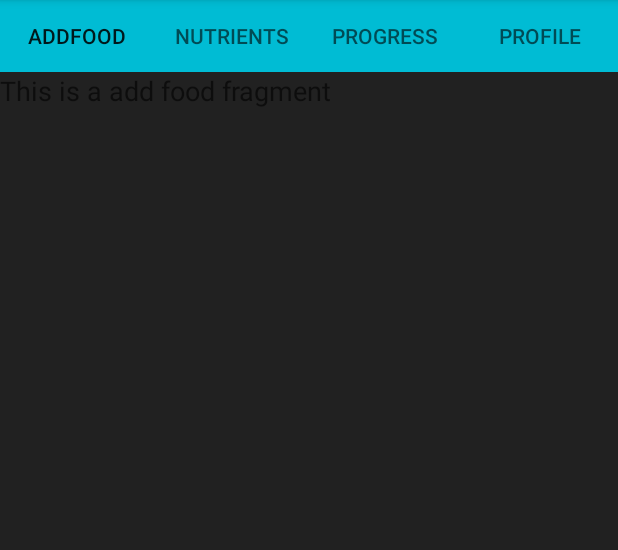
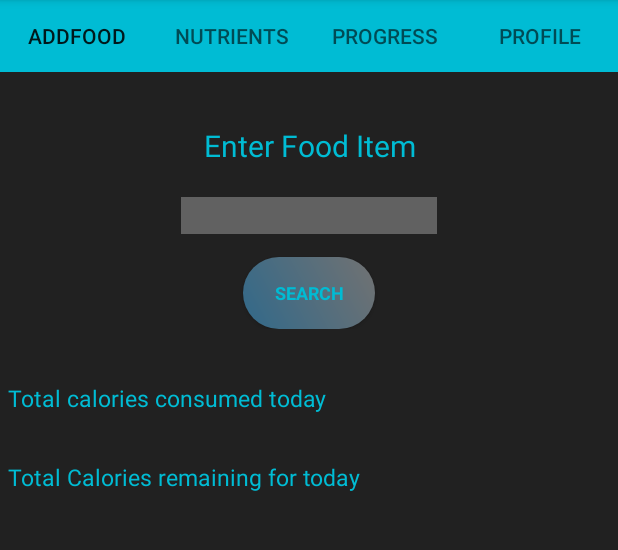
Before and after one commit to nilohit-github/CalorieCountdown, an Android app: the AddFoodFragment screen opened directly, with no data from a screen before it, on a phone screen of 412 x 824 dp, the part 84-634 px from its top. Run offline under Robolectric (Android 15) with nearby library versions, the phone set to English and light mode, and no system bars.

```diff
--- a/app/src/main/res/layout/fragment_add_food.xml
+++ b/app/src/main/res/layout/fragment_add_food.xml
@@ -5,14 +5,98 @@
     tools:context=".AddFoodFragment"
     android:background="#212121">
 
-    <TextView
-        android:layout_width="wrap_content"
+    <LinearLayout
+        android:id="@+id/user_weight"
+        android:layout_width="match_parent"
         android:layout_height="wrap_content"
-        android:textAppearance="?android:attr/textAppearanceMedium"
-        android:text="This is a add food fragment"
-        android:id="@+id/textView"
-        android:layout_centerVertical="true"
-        android:layout_centerHorizontal="true" />
+        android:orientation="vertical"
+        android:layout_marginBottom="10dp">
+
+        <TextView
+            android:id="@+id/weight"
+            android:layout_width="wrap_content"
+            android:layout_height="wrap_content"
+            android:fontFamily="sans-serif-thin"
+            android:gravity="center"
+            android:padding="5dp"
+            android:text="@string/EnterFood"
+            android:textSize="20sp"
+            android:layout_marginTop="30dp"
+            android:layout_marginBottom="15dp"
+            android:layout_gravity="center"
+
+            android:textStyle="bold"
+            android:textColor="@color/colorAccent"/>
+
+        <EditText
+            android:id="@+id/editTextFood"
+            android:imeOptions="actionSearch"
+            android:layout_width="wrap_content"
+            android:layout_height="wrap_content"
+            android:layout_gravity="center"
+            android:background="#616161"
+            android:gravity="left"
+            android:ems="8"
+            android:maxLength="15"
+            android:inputType="text" >
+
+            <requestFocus />
+        </EditText>
+
+        <RelativeLayout
+            android:layout_width="match_parent"
+            android:layout_height="match_parent">
+            <Button
+                android:id="@+id/search_food_button"
+                style="?android:textAppearanceSmall"
+                android:layout_width="wrap_content"
+                android:layout_height="wrap_content"
+                android:layout_marginTop="15dp"
+                android:text="@string/action_search_food"
+
+                android:textStyle="bold"
+                android:padding="10dp"
+                android:layout_centerHorizontal="true"
+                android:background="@drawable/button"
+                android:textColor="@color/colorAccent"
+                android:textSize="12sp"
+                />
+
+        </RelativeLayout>
+
+        <TextView
+            android:id="@+id/CalorieConsumed"
+            android:layout_width="wrap_content"
+            android:layout_height="wrap_content"
+            android:fontFamily="sans-serif-thin"
+            android:gravity="center"
+            android:padding="5dp"
+            android:text="@string/Consumed"
+            android:textSize="15sp"
+            android:layout_marginTop="30dp"
+            android:layout_marginBottom="15dp"
+
+            android:textStyle="bold"
+            android:textColor="@color/colorAccent"/>
+
+
+        <TextView
+            android:id="@+id/CalorieRemaining"
+            android:layout_width="wrap_content"
+            android:layout_height="wrap_content"
+            android:fontFamily="sans-serif-thin"
+            android:gravity="center"
+            android:padding="5dp"
+            android:text="@string/Remaining"
+            android:textSize="15sp"
+            android:layout_marginTop="5dp"
+            android:layout_marginBottom="15dp"
+            android:textStyle="bold"
+            android:textColor="@color/colorAccent"/>
+
+
+
+    </LinearLayout>
 
 
 
--- a/app/src/main/res/values/strings.xml
+++ b/app/src/main/res/values/strings.xml
@@ -34,6 +34,10 @@
     <string name="Answer">Answer</string>
 
     <string name="SecurityQuestion">Choose a country</string>
+    <string name="EnterFood">Enter Food Item</string>
+    <string name="action_search_food">search</string>
+    <string name="Consumed">Total calories consumed today</string>
+    <string name="Remaining">Total Calories remaining for today</string>
 
     <string-array name="question_arrays">
         <item>What is your favourite tv show ?</item>
```
Also changed, not shown: app/src/main/res/mipmap-hdpi/ic_launcher.png, app/src/main/res/mipmap-mdpi/ic_launcher.png, app/src/main/res/mipmap-xhdpi/ic_launcher.png, app/src/main/res/mipmap-xxhdpi/ic_launcher.png, app/src/main/res/mipmap-xxxhdpi/ic_launcher.png.
